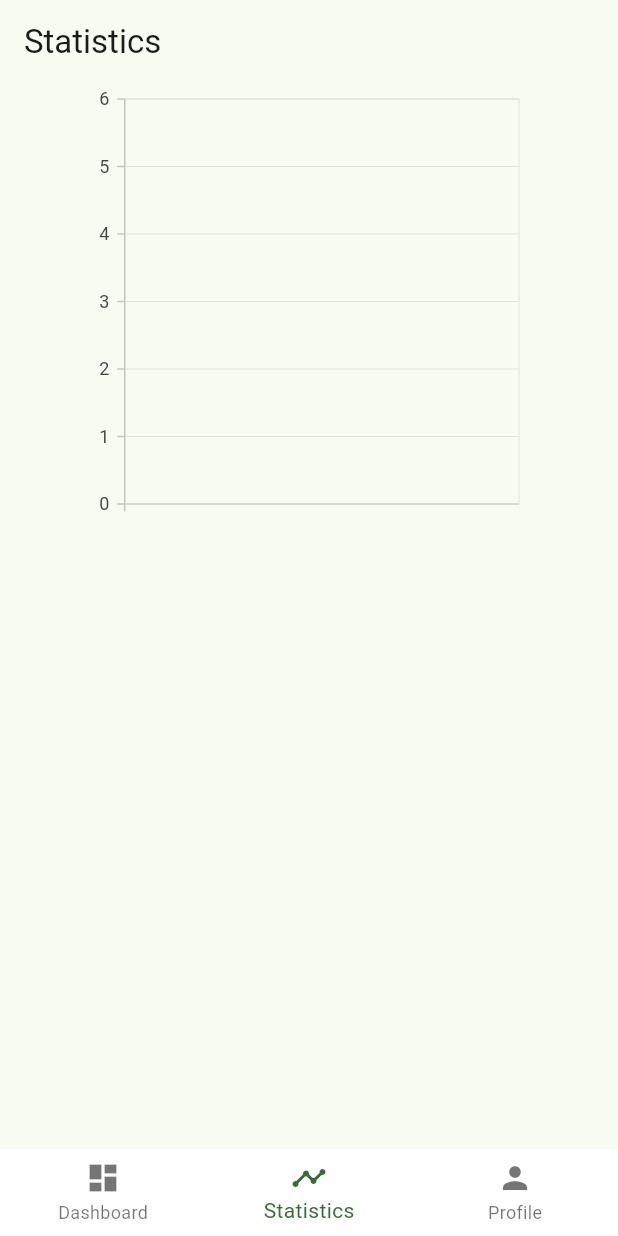
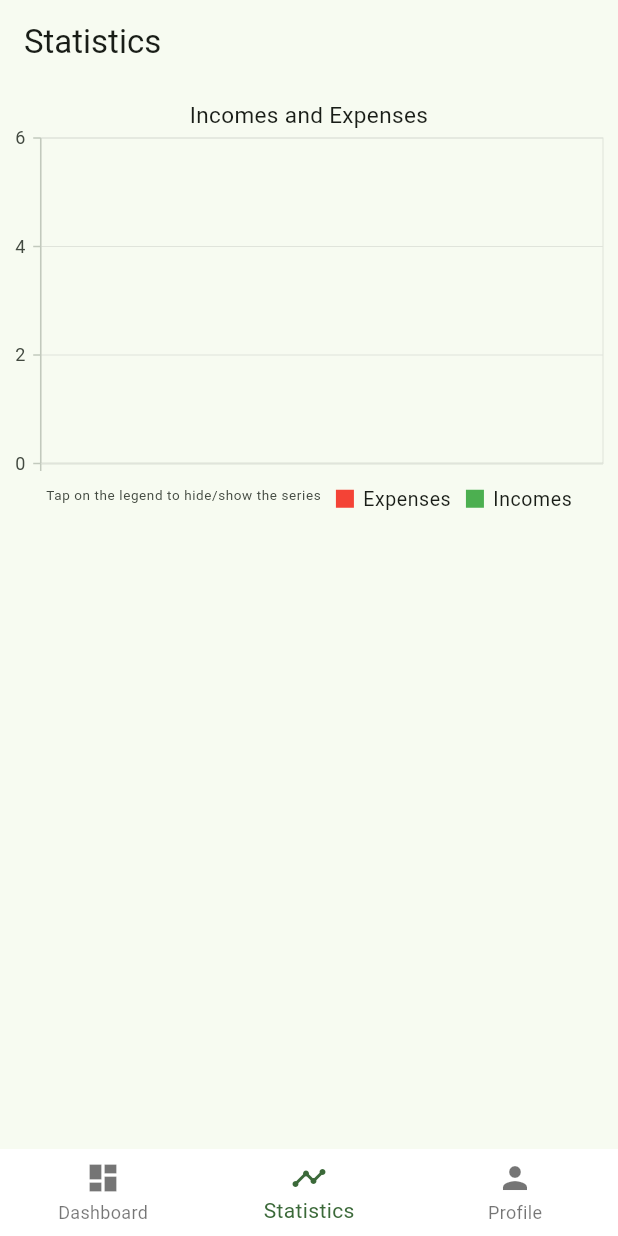
Before and after one commit to fabiooo4/Pecunia, a Flutter app: the Statistics screen opened by its route, on a phone screen of 412 x 824 dp. Run offline on Flutter 3.47's test engine with Material 2 defaults, Android fonts, the phone set to English and light mode, and no system bars; our stand-ins replace dropdown_button2, flutter_riverpod, go_router, riverpod_annotation, supabase_flutter, syncfusion_flutter_charts; accounts and stored records are empty; generated files the repository leaves out were written again.

Commit message:
added legend

```diff
--- a/lib/screens/statistics.dart
+++ b/lib/screens/statistics.dart
@@ -24,13 +24,21 @@ class _StatisticsState extends ConsumerState<Statistics> {
           heightFactor: 1,
           child: SizedBox(
               height: 300,
-              width: 300,
               child: SfCartesianChart(
+                  title: ChartTitle(text: 'Incomes and Expenses'),
+                  legend: Legend(
+                      isVisible: true,
+                      position: LegendPosition.bottom,
+                      overflowMode: LegendItemOverflowMode.wrap,
+                      title: LegendTitle(
+                          text: "Tap on the legend to hide/show the series",
+                          textStyle: const TextStyle(fontSize: 9))),
                   primaryXAxis: CategoryAxis(
                     isInversed: true,
                   ),
                   series: <ChartSeries>[
                     LineSeries<TransactionsData, String>(
+                        name: "Expenses",
                         markerSettings: const MarkerSettings(isVisible: true),
                         onPointTap: (pointInteractionDetails) => showDialog(
                             context: context,
@@ -52,6 +60,19 @@ class _StatisticsState extends ConsumerState<Statistics> {
                             isVisible: true,
                             labelAlignment: ChartDataLabelAlignment.top)),
                     LineSeries<TransactionsData, String>(
+                        name: "Incomes",
+                        markerSettings: const MarkerSettings(isVisible: true),
+                        onPointTap: (pointInteractionDetails) => showDialog(
+                            context: context,
+                            builder: (context) {
+                              int index = pointInteractionDetails.pointIndex!;
+                              return AlertDialog(
+                                title: Text(
+                                    "Date: ${pointInteractionDetails.dataPoints![index].x}"),
+                                content: Text(
+                                    "Amount: ${pointInteractionDetails.dataPoints![index].y}"),
+                              );
+                            }),
                         color: Colors.green,
                         dataSource: getChartDataIncome(transactions),
                         xAxisName: "Date",
@@ -80,7 +101,7 @@ List<TransactionsData> getChartDataExpense(
     for (var transaction in transactions) {
       if (transaction.type == 'expense') {
         chartData.add(TransactionsData(
-            "${transaction.date!.day.toString()}-${transaction.date!.month.toString()}",
+            "${transaction.date!.day.toString()}-${transaction.date!.month.toString()}-${transaction.date!.year.toString()}",
             transaction.amount));
       }
     }
@@ -97,7 +118,7 @@ List<TransactionsData> getChartDataIncome(
     for (var transaction in transactions) {
       if (transaction.type == 'income') {
         chartData.add(TransactionsData(
-            "${transaction.date!.day.toString()}-${transaction.date!.month.toString()}",
+            "${transaction.date!.day.toString()}-${transaction.date!.month.toString()}-${transaction.date!.year.toString()}",
             transaction.amount));
       }
     }
```
